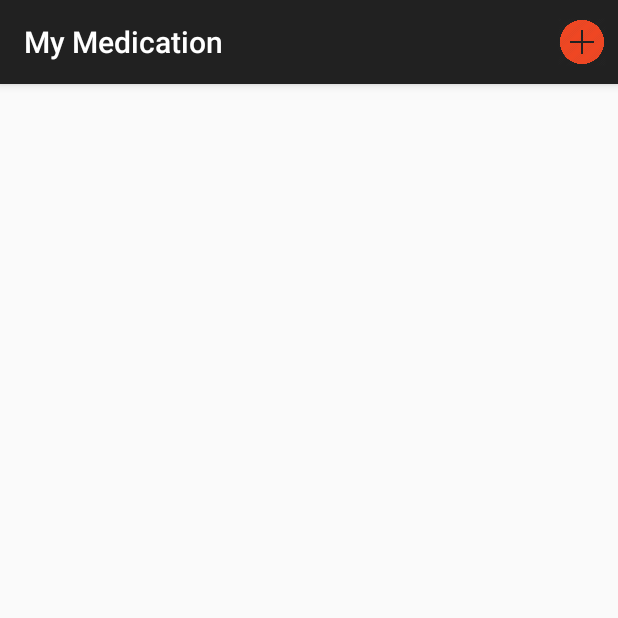
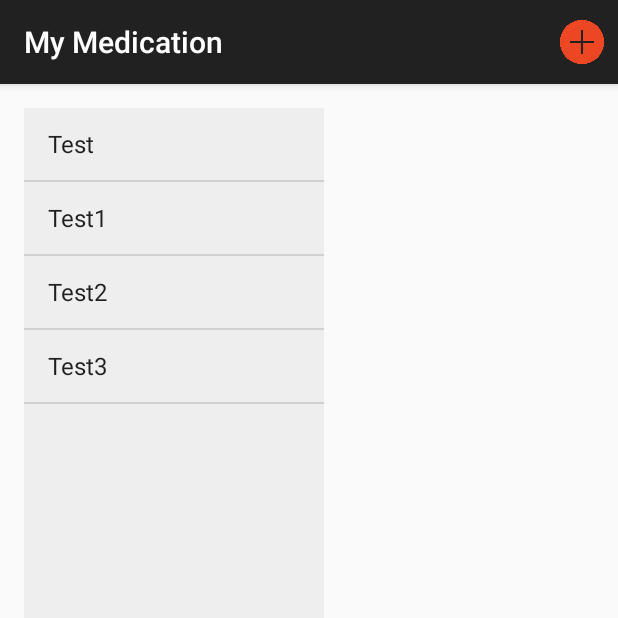
Before and after one commit to taotao19950405/coding-project, an Android app: the screen it shows after launch (MyMedicationActivity), on a phone screen of 412 x 824 dp, the top half of it. Run offline under Robolectric (Android 15) with nearby library versions, the phone set to English and light mode, and no system bars.

```diff
--- a/app/src/main/java/orionhealth/app/activities/MyMedicationActivity.java
+++ b/app/src/main/java/orionhealth/app/activities/MyMedicationActivity.java
@@ -5,18 +5,20 @@ package orionhealth.app.activities;
 
 import android.annotation.TargetApi;
 import android.content.Intent;
+import android.content.res.Configuration;
 import android.database.Cursor;
 import android.os.Build;
+import android.support.v4.widget.DrawerLayout;
+import android.support.v7.app.ActionBarActivity;
+import android.support.v7.app.ActionBarDrawerToggle;
 import android.support.v7.app.AppCompatActivity;
 import android.os.Bundle;
 import android.util.Log;
 import android.view.Menu;
 import android.view.MenuItem;
 import android.view.View;
-import android.widget.AdapterView;
+import android.widget.*;
 import android.widget.AdapterView.*;
-import android.widget.ListView;
-import android.widget.SimpleCursorAdapter;
 import orionhealth.app.R;
 import orionhealth.app.medicationDatabase.*;
 import orionhealth.app.medicationDatabase.DatabaseContract.*;
@@ -27,11 +29,24 @@ public class MyMedicationActivity extends AppCompatActivity {
 	private String[] fromColumns = {MedTableInfo.COLUMN_NAME_NAME, MedTableInfo.COLUMN_NAME_DOSAGE};
 	private int[] toViews = {R.id.list_display_name, R.id.list_display_dosage};
 
+	private ListView mDrawerList;
+	private ArrayAdapter<String> mAdapter;
+    private ActionBarDrawerToggle mDrawerToggle;
+    private DrawerLayout mDrawerLayout;
+    private String mActivityTitle;
+
 	@TargetApi(Build.VERSION_CODES.HONEYCOMB)
 	@Override
 	protected void onCreate(Bundle savedInstanceState) {
 		super.onCreate(savedInstanceState);
 		setContentView(R.layout.activity_my_medication);
+
+		mDrawerList = (ListView)findViewById(R.id.navList);
+        mDrawerLayout = (DrawerLayout)findViewById(R.id.drawer_layout);
+        mActivityTitle = getTitle().toString();
+
+        addDrawerItems();
+        setupDrawer();
 
 		Cursor cursor = MedTableOperations.getAllRows(this);
 		SimpleCursorAdapter adapter =
@@ -47,6 +62,56 @@ public class MyMedicationActivity extends AppCompatActivity {
 			}
 		});
 	}
+
+    private void addDrawerItems() {
+		String[] testArray = { "Test", "Test1", "Test2", "Test3"};
+		mAdapter = new ArrayAdapter<String>(this, android.R.layout.simple_list_item_1, testArray);
+		mDrawerList.setAdapter(mAdapter);
+
+        mDrawerList.setOnItemClickListener(new AdapterView.OnItemClickListener() {
+            @Override
+            public void onItemClick(AdapterView<?> parent, View view, int position, long id) {
+                Toast.makeText(MyMedicationActivity.this, "This Item", Toast.LENGTH_SHORT).show();
+            }
+        });
+	}
+
+    private void setupDrawer() {
+        mDrawerToggle = new ActionBarDrawerToggle(this, mDrawerLayout, R.string.drawer_open, R.string.drawer_close) {
+
+            /** Called when a drawer has settled in a completely open state. */
+            public void onDrawerOpened(View drawerView) {
+                super.onDrawerOpened(drawerView);
+                getSupportActionBar().setTitle("Navigation!");
+                invalidateOptionsMenu(); // creates call to onPrepareOptionsMenu()
+            }
+
+            /** Called when a drawer has settled in a completely closed state. */
+            public void onDrawerClosed(View view) {
+                super.onDrawerClosed(view);
+                getSupportActionBar().setTitle(mActivityTitle);
+                invalidateOptionsMenu(); // creates call to onPrepareOptionsMenu()
+            }
+        };
+
+        mDrawerToggle.setDrawerIndicatorEnabled(true);
+        mDrawerLayout.setDrawerListener(mDrawerToggle);
+    }
+
+
+    @Override
+    protected void onPostCreate(Bundle savedInstanceState) {
+        super.onPostCreate(savedInstanceState);
+        // Sync the toggle state after onRestoreInstanceState has occurred.
+        mDrawerToggle.syncState();
+    }
+
+    @Override
+    public void onConfigurationChanged(Configuration newConfig) {
+        super.onConfigurationChanged(newConfig);
+        mDrawerToggle.onConfigurationChanged(newConfig);
+    }
+
 
 	@Override
 	public boolean onCreateOptionsMenu(Menu menu) {
@@ -69,6 +134,11 @@ public class MyMedicationActivity extends AppCompatActivity {
 			return true;
 		}
 
+        // Activate the navigation drawer toggle
+        if (mDrawerToggle.onOptionsItemSelected(item)) {
+            return true;
+        }
+
 		return super.onOptionsItemSelected(item);
 	}
 }
--- a/app/src/main/res/layout/activity_my_medication.xml
+++ b/app/src/main/res/layout/activity_my_medication.xml
@@ -1,3 +1,10 @@
+<android.support.v4.widget.DrawerLayout
+		xmlns:android="http://schemas.android.com/apk/res/android"
+		xmlns:tools="http://schemas.android.com/tools"
+		android:id="@+id/drawer_layout"
+		android:layout_width="match_parent"
+		android:layout_height="match_parent">
+
 <RelativeLayout xmlns:android="http://schemas.android.com/apk/res/android"
 								xmlns:tools="http://schemas.android.com/tools"
 								android:layout_width="match_parent"
@@ -8,10 +15,19 @@
 								android:paddingBottom="@dimen/activity_vertical_margin"
 								tools:context="orionhealth.app.activities.MyMedicationActivity">
 
-
 	<ListView
 		android:id="@+id/my_medication_list_view"
 		android:layout_width="match_parent"
 		android:layout_height="wrap_content"
 		android:layout_centerHorizontal="true" android:layout_alignParentTop="true"/>
+
+
+	<ListView
+			android:id="@+id/navList"
+			android:layout_width="200dp"
+			android:layout_height="match_parent"
+			android:layout_gravity="left|start"
+			android:background="#ffeeeeee"/>
+
 </RelativeLayout>
+</android.support.v4.widget.DrawerLayout>
--- a/app/src/main/res/values/strings.xml
+++ b/app/src/main/res/values/strings.xml
@@ -13,4 +13,7 @@
 
 	<string name="edit_text_name_hint">please enter a name</string>
 	<string name="edit_text_dosage_hint">please enter a dosage</string>
+
+	<string name="drawer_open">Open navigation drawer</string>
+	<string name="drawer_close">Close navigation drawer</string>
 </resources>
```
Also changed, not shown: app/src/main/res/drawable/menuicon.png (added), 1 other file.
